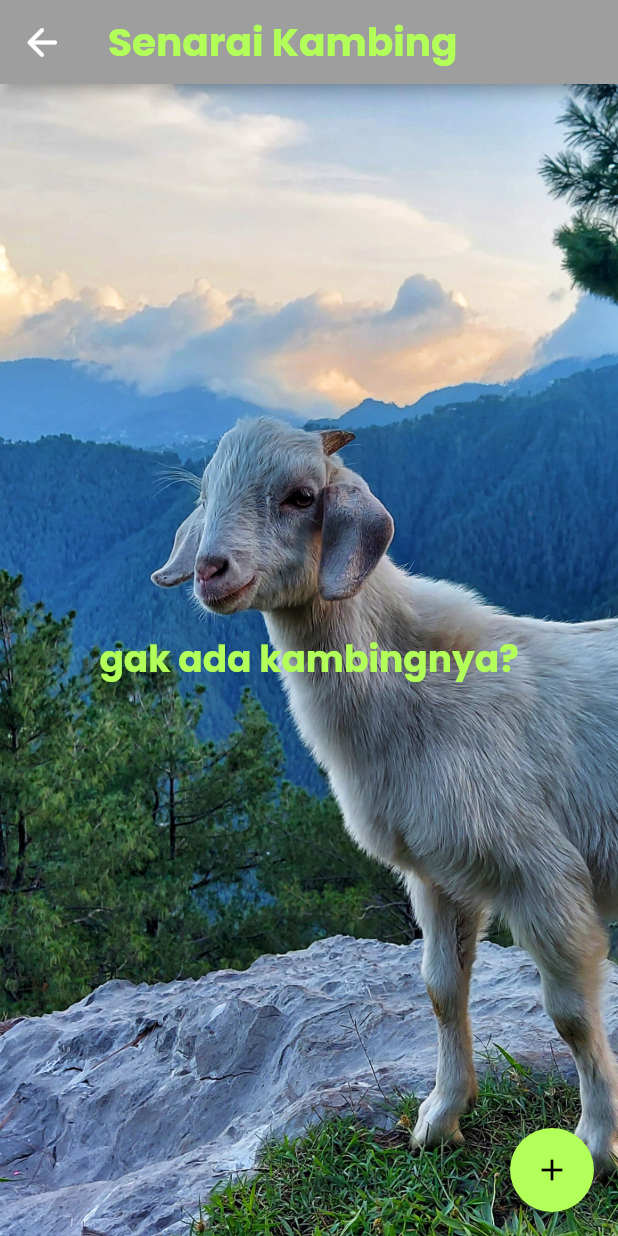
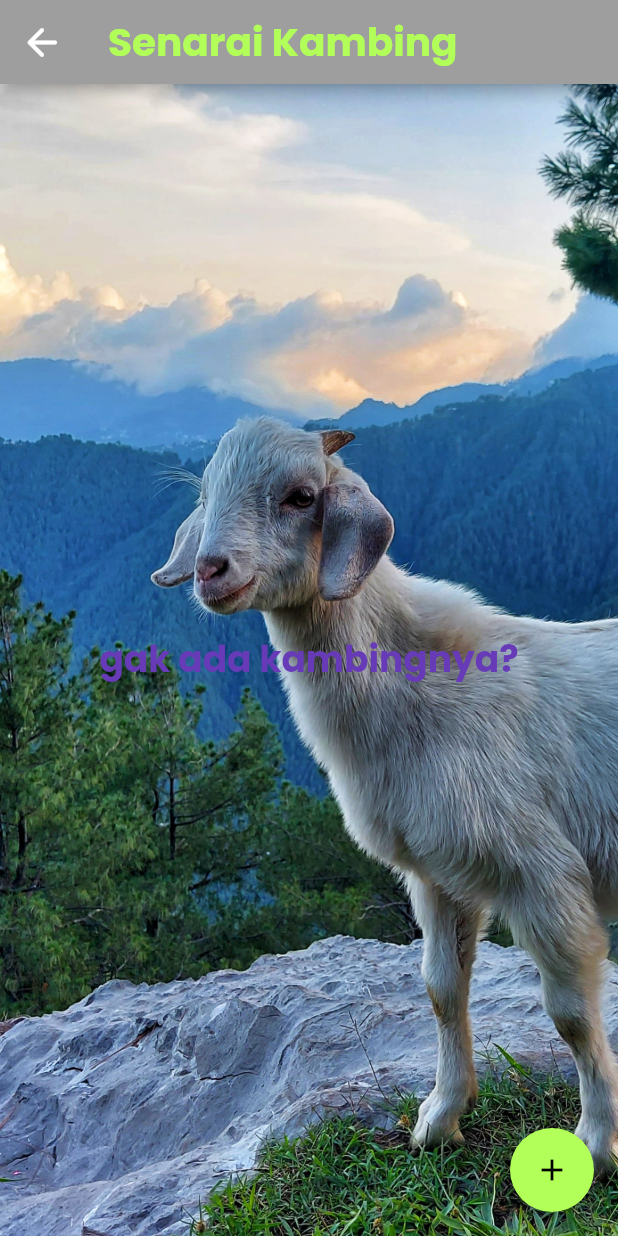
Before and after one commit to datsabahandude/kambing_padula, a Flutter app: the kambing_list screen opened directly, on a phone screen of 412 x 824 dp. Run offline on Flutter 3.47's test engine with Material 2 defaults, Android fonts, the phone set to English and light mode, and no system bars; our stand-ins replace flutter_inset_box_shadow, fluttertoast, google_fonts, hive, hive_flutter, image_picker; accounts and stored records are empty.

Commit message:
Ui change and file update #5

```diff
--- a/lib/add_kambing/kambing_list.dart
+++ b/lib/add_kambing/kambing_list.dart
@@ -1,7 +1,6 @@
 import 'package:flutter/material.dart';
 import 'package:flutter/services.dart';
 import 'package:google_fonts/google_fonts.dart';
-import 'package:hive/hive.dart';
 import 'package:hive_flutter/hive_flutter.dart';
 import 'package:kambing_padula/add_kambing/KambingDialog.dart';
 import 'package:kambing_padula/add_kambing/boxes.dart';
@@ -83,7 +82,7 @@ class _kambing_listState extends State<kambing_list> {
           'gak ada kambingnya?',
           style: GoogleFonts.poppins(
           textStyle: TextStyle(
-              color: Colors.lightGreenAccent,
+              color: Colors.deepPurple,
               fontSize: 24,
               fontWeight: FontWeight.bold
           ),
```
Also changed, not shown: 3 other files.
